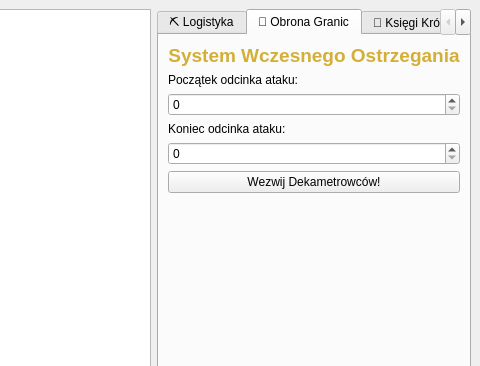
Before: the Qt Designer form gui/mainWindow.ui in Tevez2137/Projekt_ASD2, drawn with Qt 5; both pictures show x 620 to 1100 and y 0 to 366 of the 1100 by 750 pixel window.
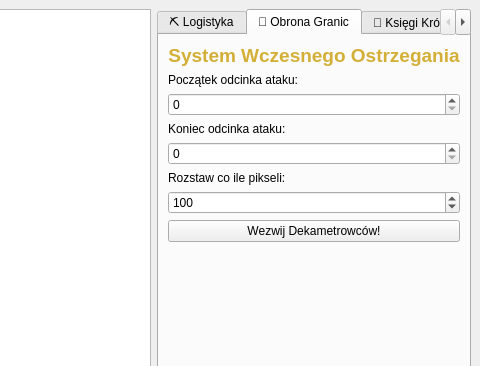
After: the same form once the commit is applied. The open tabs and pages were chosen to show the change.

What changed in the file:
```diff
--- a/gui/mainWindow.ui
+++ b/gui/mainWindow.ui
@@ -129,6 +129,26 @@
         <item>
          <widget class="QSpinBox" name="spin_do"/>
         </item>
+        <item>
+         <widget class="QLabel" name="label_spacing">
+          <property name="text">
+           <string>Rozstaw co ile pikseli:</string>
+          </property>
+         </widget>
+        </item>
+        <item>
+         <widget class="QSpinBox" name="spin_spacing">
+          <property name="minimum">
+           <number>10</number>
+          </property>
+          <property name="maximum">
+           <number>500</number>
+          </property>
+          <property name="value">
+           <number>100</number>
+          </property>
+         </widget>
+        </item>
         <item>
          <widget class="QPushButton" name="btn_atak">
           <property name="text">
```
